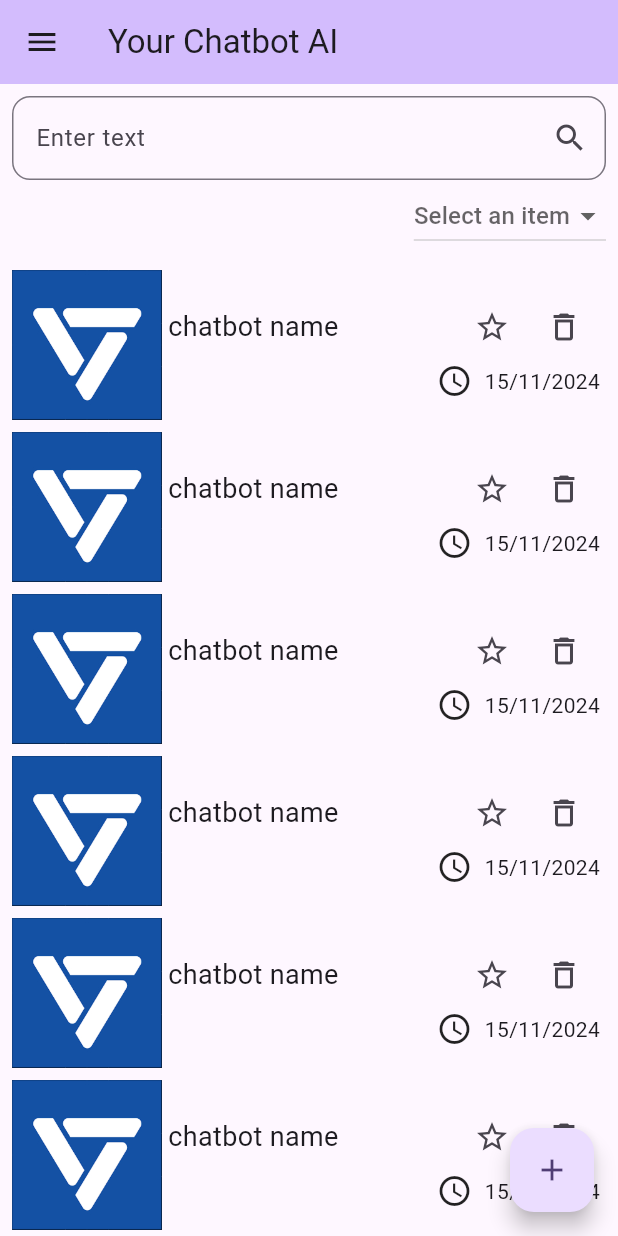
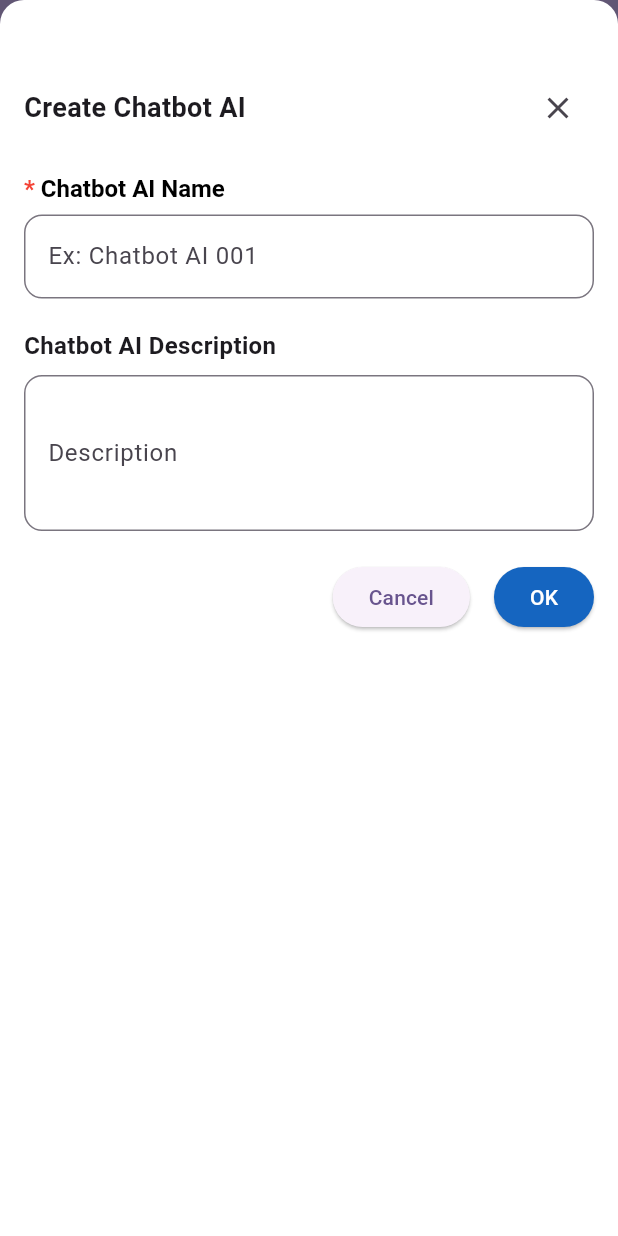
Before and after one commit to vinhhoang2301/loopyBot, a Flutter app: the screen it shows after launch, after a tap on the "add" icon, on a phone screen of 412 x 824 dp. Run offline on Flutter 3.47's test engine with Material 3 defaults, Android fonts, the phone set to English and light mode, and no system bars.

Commit message:
feat: create add chatbot ai page

```diff
--- /dev/null
+++ b/lib/views/add_chatbot_ai_page.dart
@@ -0,0 +1,108 @@
+import 'package:flutter/material.dart';
+
+class AddChatbotAIPage extends StatelessWidget {
+  const AddChatbotAIPage({super.key});
+
+  @override
+  Widget build(BuildContext context) {
+    return Padding(
+      padding: EdgeInsets.only(
+        left: 16,
+        right: 16,
+        top: 48,
+        bottom: MediaQuery.of(context).viewInsets.bottom + 16,
+      ),
+      child: Column(
+        crossAxisAlignment: CrossAxisAlignment.start,
+        children: <Widget>[
+          Row(
+            mainAxisAlignment: MainAxisAlignment.spaceBetween,
+            children: [
+              const Text(
+                'Create Chatbot AI',
+                style: TextStyle(fontSize: 18, fontWeight: FontWeight.bold),
+              ),
+              IconButton(
+                icon: const Icon(Icons.close),
+                onPressed: () {
+                  Navigator.of(context).pop();
+                },
+              ),
+            ],
+          ),
+          const SizedBox(height: 20),
+          RichText(
+            text: const TextSpan(
+              text: '* ',
+              style: TextStyle(
+                color: Colors.red,
+                fontSize: 16,
+                fontWeight: FontWeight.bold,
+              ),
+              children: [
+                TextSpan(
+                  text: 'Chatbot AI Name',
+                  style: TextStyle(
+                    color: Colors.black,
+                    fontSize: 16,
+                  ),
+                ),
+              ],
+            ),
+          ),
+          const SizedBox(height: 8),
+          TextField(
+            decoration: InputDecoration(
+              labelText: 'Ex: Chatbot AI 001',
+              border: OutlineInputBorder(
+                borderRadius: BorderRadius.circular(12),
+              ),
+            ),
+          ),
+          const SizedBox(height: 20),
+          const Text(
+            'Chatbot AI Description',
+            style: TextStyle(
+              fontSize: 16,
+              fontWeight: FontWeight.bold,
+            ),
+          ),
+          const SizedBox(height: 8),
+          TextField(
+            maxLines: 3,
+            decoration: InputDecoration(
+              labelText: 'Description',
+              border: OutlineInputBorder(
+                borderRadius: BorderRadius.circular(12),
+              ),
+            ),
+          ),
+          const SizedBox(height: 20),
+          Flexible(
+            child: Row(
+              mainAxisSize: MainAxisSize.max,
+              mainAxisAlignment: MainAxisAlignment.end,
+              children: [
+                ElevatedButton(
+                  onPressed: () {
+                    Navigator.of(context).pop();
+                  },
+                  child: const Text('Cancel'),
+                ),
+                const SizedBox(width: 16),
+                ElevatedButton(
+                  onPressed: () {},
+                  style: ElevatedButton.styleFrom(
+                    backgroundColor: Colors.blue[800],
+                    foregroundColor: Colors.white,
+                  ),
+                  child: const Text('OK'),
+                ),
+              ],
+            ),
+          ),
+        ],
+      ),
+    );
+  }
+}
--- a/lib/views/chatbot_ai_page.dart
+++ b/lib/views/chatbot_ai_page.dart
@@ -1,3 +1,4 @@
+import 'package:final_project/views/add_chatbot_ai_page.dart';
 import 'package:final_project/widgets/chatbot_ai_item.dart';
 import 'package:flutter/material.dart';
 
@@ -76,10 +77,26 @@ class _ChatbotAIPage extends State<ChatbotAIPage> {
         ],
       ),
       floatingActionButton: FloatingActionButton(
-        onPressed: () {},
+        onPressed: () => showFullModal(context),
         tooltip: 'Add Chatbot AI',
         child: const Icon(Icons.add),
       ),
     );
   }
+
+  void showFullModal(BuildContext context) {
+    showModalBottomSheet(
+        context: context,
+        isScrollControlled: true,
+        backgroundColor: Colors.white,
+        shape: const RoundedRectangleBorder(
+          borderRadius: BorderRadius.vertical(
+            top: Radius.circular(16.0),
+          ),
+        ),
+        builder: (context) {
+          return const AddChatbotAIPage();
+        },
+    );
+  }
 }
```
